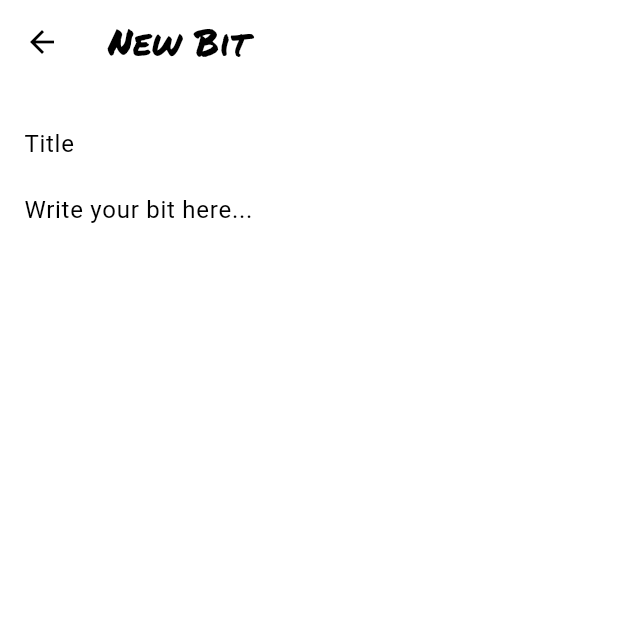
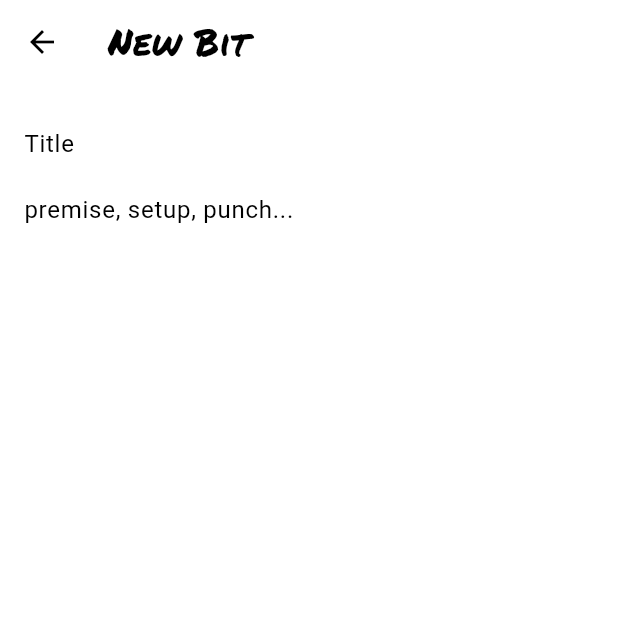
Before and after one commit to AKSystems-mail/JokeBook, a Flutter app: the CreateBitScreen screen opened directly, on a phone screen of 412 x 824 dp, the top half of it. Run offline on Flutter 3.47's test engine with Material 3 defaults, Android fonts, the phone set to English and light mode, and no system bars; our stand-ins replace cloud_firestore, firebase_auth, firebase_core, firebase_storage, google_sign_in, hive and 6 more; missing offline and left inert: flutter_sound; accounts and stored records are empty.

Commit message:
premise, setup, punch

```diff
--- a/lib/screens/create_bit_screen.dart
+++ b/lib/screens/create_bit_screen.dart
@@ -107,7 +107,7 @@ class _CreateBitScreenState extends State<CreateBitScreen> {
                       maxLines: null,
                       expands: true,
                       decoration: const InputDecoration(
-                        hintText: 'Write your bit here...',
+                        hintText: 'premise, setup, punch...',
                         border: InputBorder.none,
                       ),
                       textCapitalization: TextCapitalization.sentences,
```
